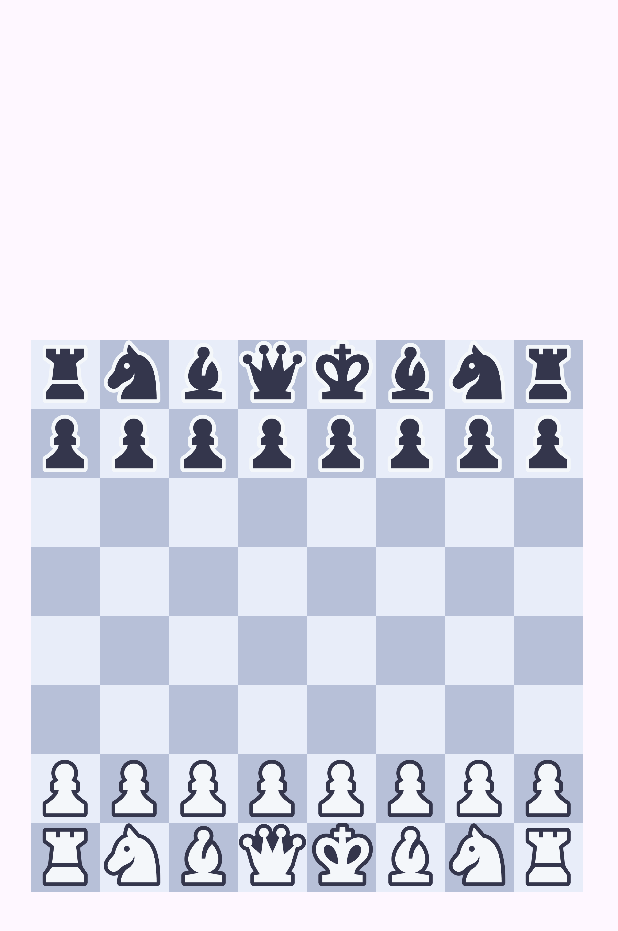
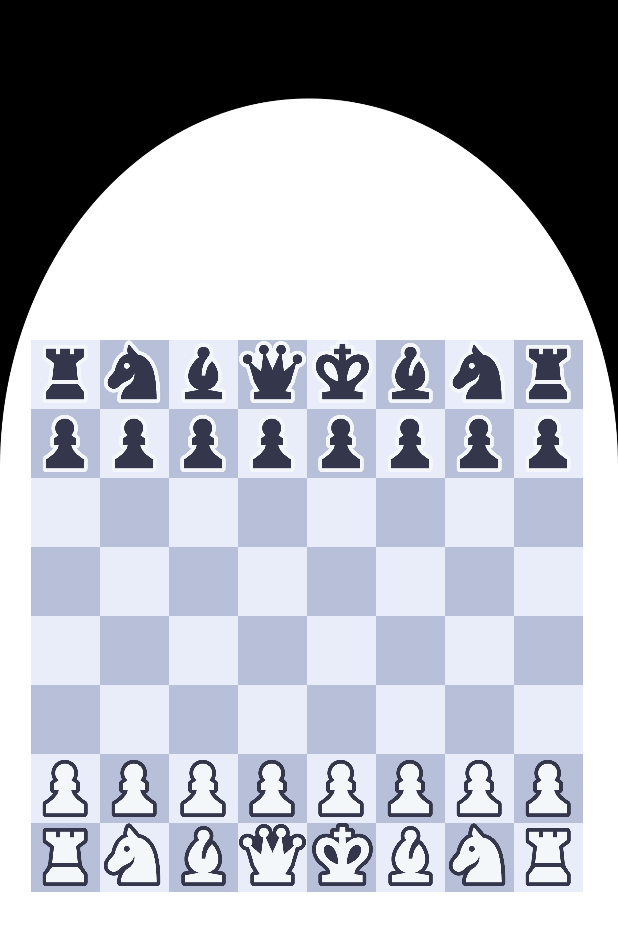
Before and after one commit to lucifer-140/Chess, an Android app: the GameActivity screen opened directly, with no data from a screen before it, on a phone screen of 412 x 824 dp. Shown: the top 931 px of the screen. Run offline under Robolectric (Android 15) with nearby library versions, the light colour scheme and no system bars.

Commit message:
UI update

```diff
--- a/app/src/main/java/com/example/chess/GameActivity.java
+++ b/app/src/main/java/com/example/chess/GameActivity.java
@@ -1,16 +1,23 @@
 package com.example.chess;
 
 import android.os.Bundle;
+import android.widget.ImageView;
 import androidx.appcompat.app.AppCompatActivity;
 
 public class GameActivity extends AppCompatActivity {
     private ChessBoardView chessBoardView;
+    private ImageView backgroundImage; // Add this line
 
     @Override
     protected void onCreate(Bundle savedInstanceState) {
         super.onCreate(savedInstanceState);
-        setContentView(R.layout.activity_game);
+        setContentView(R.layout.activity_game); // Ensure this matches your XML layout file
 
+        // Initialize the ChessBoardView and ImageView
         chessBoardView = findViewById(R.id.chessBoardView);
+        backgroundImage = findViewById(R.id.backgroundImage); // Add this line
+
+        // Pass the backgroundImage to ChessBoardView
+        chessBoardView.setBackgroundImage(backgroundImage); // Add this line
     }
 }
--- a/app/src/main/res/layout/activity_game.xml
+++ b/app/src/main/res/layout/activity_game.xml
@@ -1,11 +1,19 @@
-<?xml version="1.0" encoding="utf-8"?>
 <RelativeLayout xmlns:android="http://schemas.android.com/apk/res/android"
     android:layout_width="match_parent"
     android:layout_height="match_parent">
 
+    <!-- Background ImageView -->
+    <ImageView
+        android:id="@+id/backgroundImage"
+        android:layout_width="match_parent"
+        android:layout_height="match_parent"
+        android:scaleType="fitXY"
+        android:src="@drawable/whiteturn" />
+
+    <!-- ChessBoardView -->
     <com.example.chess.ChessBoardView
         android:id="@+id/chessBoardView"
         android:layout_width="match_parent"
-        android:layout_height="match_parent"/>
+        android:layout_height="match_parent" />
 
 </RelativeLayout>
```
Also changed, not shown: app/src/main/java/com/example/chess/ChessBoardView.java (+66 -6 lines), app/src/main/res/drawable/blackturn.png (added), app/src/main/res/drawable/whiteturn.png (added).
